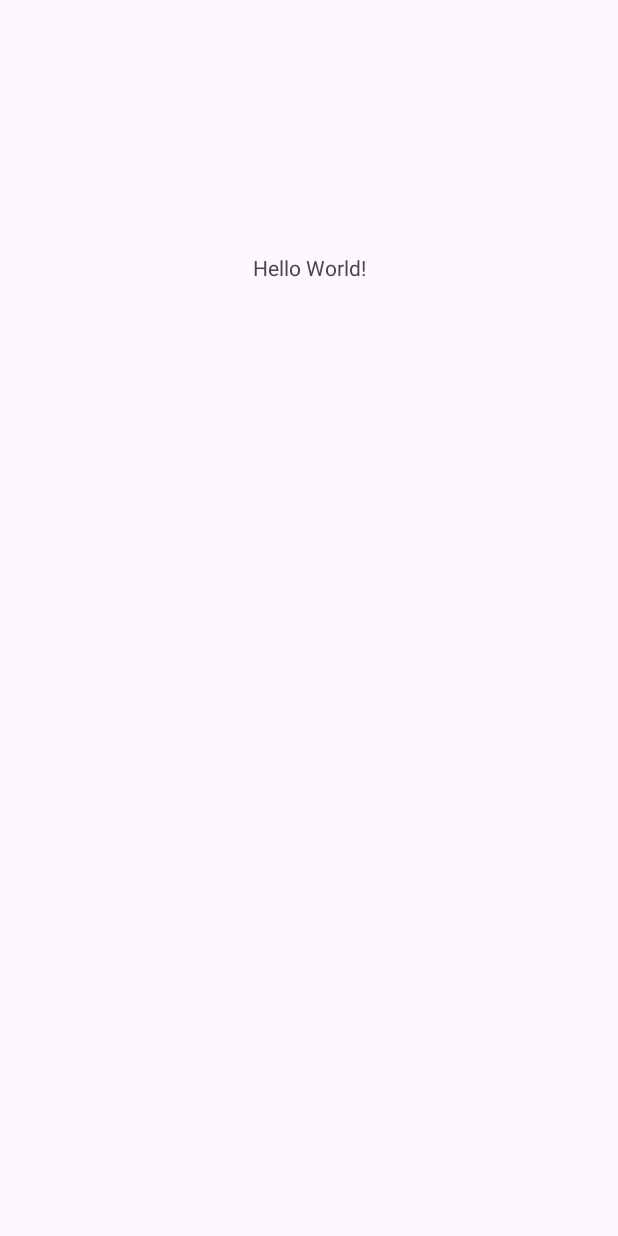
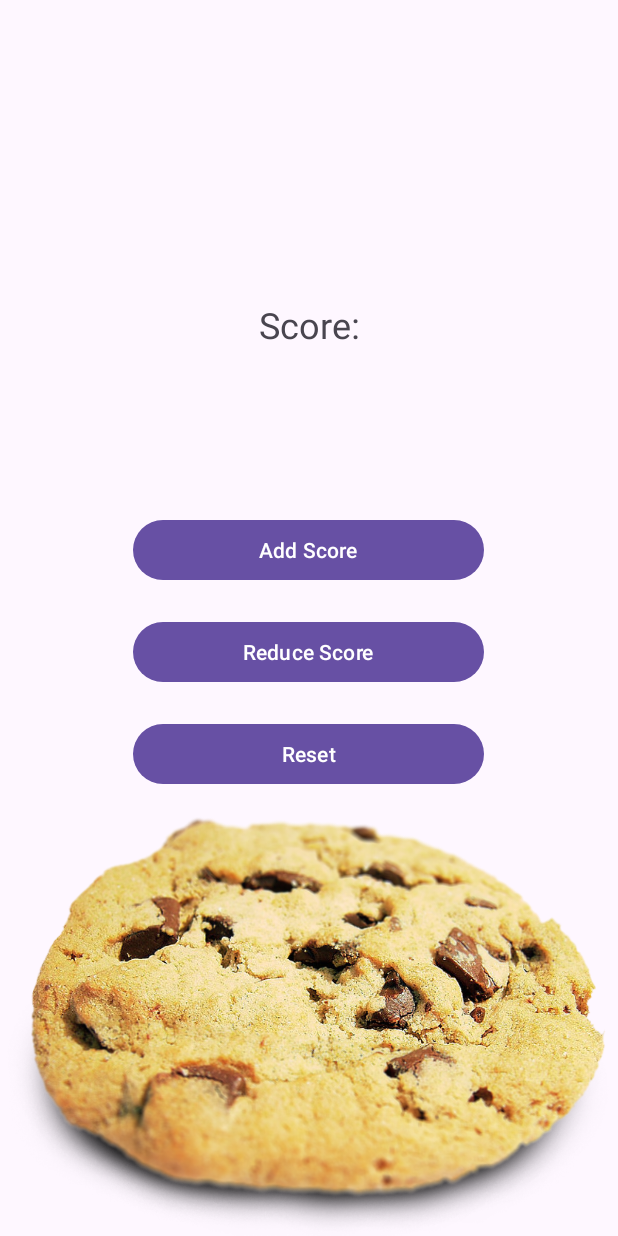
Before and after one commit to RamiMikho/AssignmentApp, an Android app: the screen it shows after launch (MainActivity), on a phone screen of 412 x 824 dp. Before the commit the screen is almost empty. Run offline under Robolectric (Android 15) with nearby library versions, the phone set to English and light mode, and no system bars.

Commit message:
Land scape and buttons

```diff
--- a/app/src/main/java/com/rami/assignmentapplication/MainActivity.kt
+++ b/app/src/main/java/com/rami/assignmentapplication/MainActivity.kt
@@ -1,5 +1,6 @@
 package com.rami.assignmentapplication
 
+import android.media.MediaPlayer
 import android.os.Bundle
 import androidx.activity.enableEdgeToEdge
 import androidx.appcompat.app.AppCompatActivity
@@ -17,4 +18,7 @@ class MainActivity : AppCompatActivity() {
             insets
         }
     }
+
+    //var mediaPlayer = MediaPlayer.create(context, R.raw.wind_chimes)
+    //mediaPlayer.start()
 }
--- /dev/null
+++ b/app/src/main/res/layout-land/activity_main.xml
@@ -0,0 +1,79 @@
+<?xml version="1.0" encoding="utf-8"?>
+<androidx.constraintlayout.widget.ConstraintLayout xmlns:android="http://schemas.android.com/apk/res/android"
+    xmlns:app="http://schemas.android.com/apk/res-auto"
+    xmlns:tools="http://schemas.android.com/tools"
+    android:id="@+id/main"
+    android:layout_width="match_parent"
+    android:layout_height="match_parent"
+    android:orientation="horizontal"
+    tools:context=".MainActivity"
+    tools:layout_editor_absoluteX="0dp"
+    tools:layout_editor_absoluteY="124dp">
+
+
+    <TextView
+        android:id="@+id/Score"
+        android:layout_width="307dp"
+        android:layout_height="41dp"
+        android:layout_marginStart="71dp"
+        android:layout_marginTop="99dp"
+        android:layout_marginBottom="19dp"
+        android:gravity="center"
+        android:text="@string/Score"
+        android:textSize="24sp"
+        app:layout_constraintBottom_toTopOf="@+id/imageView"
+        app:layout_constraintStart_toStartOf="parent"
+        app:layout_constraintTop_toTopOf="parent" />
+
+    <Button
+        android:id="@+id/AddScore"
+        android:layout_width="0dp"
+        android:layout_height="48dp"
+        android:layout_gravity="center"
+        android:layout_marginEnd="78dp"
+        android:layout_marginBottom="23dp"
+        android:text="@string/AddScore"
+        app:layout_constraintBottom_toTopOf="@+id/ReduceScore"
+        app:layout_constraintEnd_toEndOf="parent"
+        app:layout_constraintStart_toEndOf="@+id/imageView"
+        app:layout_constraintStart_toStartOf="@+id/ReduceScore"
+        app:layout_constraintTop_toBottomOf="@+id/Score" />
+
+    <Button
+        android:id="@+id/ReduceScore"
+        android:layout_width="234dp"
+        android:layout_height="48dp"
+        android:layout_gravity="center"
+        android:layout_marginBottom="20dp"
+        android:text="@string/ReduceScore"
+        app:layout_constraintBottom_toTopOf="@+id/Reset"
+        app:layout_constraintEnd_toEndOf="@+id/Reset"
+        app:layout_constraintStart_toStartOf="@+id/Reset"
+        app:layout_constraintTop_toBottomOf="@+id/AddScore" />
+
+    <Button
+        android:id="@+id/Reset"
+        android:layout_width="234dp"
+        android:layout_height="48dp"
+        android:layout_gravity="center"
+        android:layout_marginEnd="78dp"
+        android:layout_marginBottom="104dp"
+        android:text="@string/Reset"
+        app:layout_constraintBottom_toBottomOf="parent"
+        app:layout_constraintEnd_toEndOf="parent"
+        app:layout_constraintTop_toBottomOf="@+id/ReduceScore" />
+
+    <ImageView
+        android:id="@+id/imageView"
+        android:layout_width="305dp"
+        android:layout_height="158dp"
+        android:layout_marginStart="71dp"
+        android:layout_marginTop="19dp"
+        android:layout_marginBottom="76dp"
+        app:layout_constraintBottom_toBottomOf="parent"
+        app:layout_constraintStart_toStartOf="parent"
+        app:layout_constraintTop_toBottomOf="@+id/Score"
+        app:srcCompat="@drawable/cookie" />
+
+
+</androidx.constraintlayout.widget.ConstraintLayout>
--- a/app/src/main/res/layout/activity_main.xml
+++ b/app/src/main/res/layout/activity_main.xml
@@ -1,20 +1,55 @@
 <?xml version="1.0" encoding="utf-8"?>
-<androidx.constraintlayout.widget.ConstraintLayout xmlns:android="http://schemas.android.com/apk/res/android"
+<LinearLayout xmlns:android="http://schemas.android.com/apk/res/android"
     xmlns:app="http://schemas.android.com/apk/res-auto"
     xmlns:tools="http://schemas.android.com/tools"
     android:id="@+id/main"
     android:layout_width="match_parent"
     android:layout_height="match_parent"
-    tools:context=".MainActivity">
+    tools:context=".MainActivity"
+    android:orientation="vertical"
+    tools:layout_editor_absoluteX="0dp"
+    tools:layout_editor_absoluteY="124dp">
+
 
     <TextView
-        android:layout_width="wrap_content"
+        android:id="@+id/Score"
+        android:layout_width="match_parent"
         android:layout_height="wrap_content"
-        android:text="Hello World!"
-        app:layout_constraintBottom_toBottomOf="parent"
-        app:layout_constraintEnd_toEndOf="parent"
-        app:layout_constraintStart_toStartOf="parent"
-        app:layout_constraintTop_toTopOf="parent"
-        app:layout_constraintVertical_bias="0.21" />
+        android:text="@string/Score"
+        android:layout_marginTop="200dp"
+        android:layout_marginBottom="100dp"
+        android:gravity="center"
+        android:textSize="24sp"/>
 
-</androidx.constraintlayout.widget.ConstraintLayout>
+    <Button
+        android:id="@+id/AddScore"
+        android:layout_width="234dp"
+        android:layout_height="48dp"
+        android:text="@string/AddScore"
+        android:layout_margin="10dp"
+        android:layout_gravity="center" />
+
+    <Button
+        android:id="@+id/ReduceScore"
+        android:layout_width="234dp"
+        android:layout_height="48dp"
+        android:text="@string/ReduceScore"
+        android:layout_margin="10dp"
+        android:layout_gravity="center" />
+
+    <Button
+        android:id="@+id/Reset"
+        android:layout_width="234dp"
+        android:layout_height="48dp"
+        android:text="@string/Reset"
+        android:layout_margin="10dp"
+        android:layout_gravity="center" />
+
+    <ImageView
+        android:id="@+id/imageView2"
+        android:layout_width="match_parent"
+        android:layout_height="wrap_content"
+        app:srcCompat="@drawable/cookie" />
+
+
+</LinearLayout>
--- a/app/src/main/res/values/strings.xml
+++ b/app/src/main/res/values/strings.xml
@@ -1,3 +1,7 @@
 <resources>
     <string name="app_name">AssignmentApplication</string>
+    <string name="Score">Score: </string>
+    <string name="AddScore">Add Score</string>
+    <string name="ReduceScore">Reduce Score</string>
+    <string name="Reset">Reset</string>
 </resources>
```
Also changed, not shown: app/src/main/res/drawable/cookie.png (added), 1 other file.
